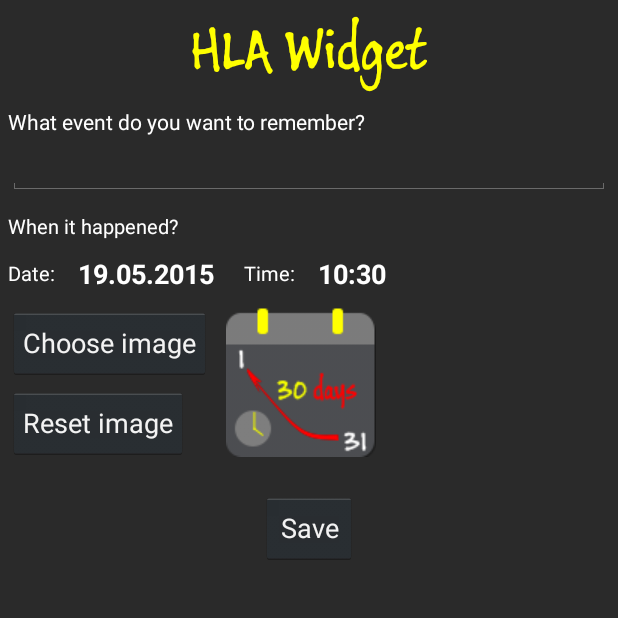
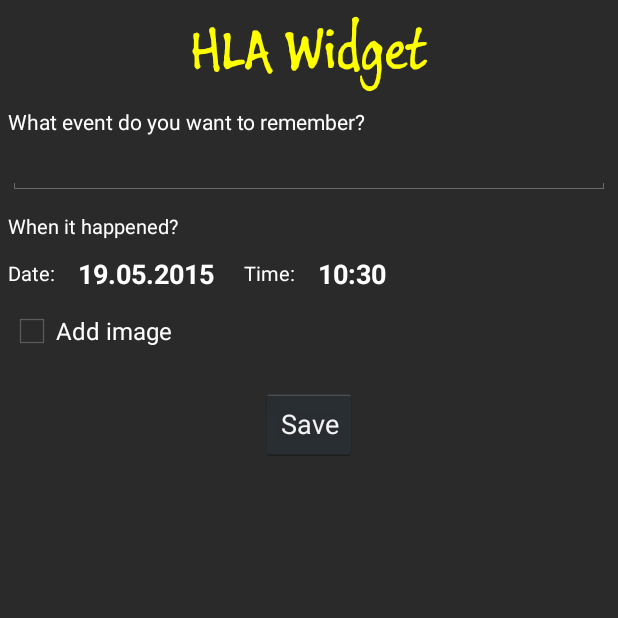
Before and after one commit to aminought/HowLongAgoWidget, an Android app: the HLAWidgetConfigureActivity screen opened directly, with no data from a screen before it, on a phone screen of 412 x 824 dp, the top half of it. Run offline under Robolectric (Android 15) with nearby library versions, the phone set to English and light mode, and no system bars; our stand-ins replace AdMob; 3 statements that could not run were skipped.

Commit message:
Added enabling/disabling of image

```diff
--- a/app/build.gradle
+++ b/app/build.gradle
@@ -8,7 +8,7 @@ android {
         applicationId "com.aminought.hlawidget"
         minSdkVersion 14
         targetSdkVersion 21
-        versionCode 2
+        versionCode 3
         versionName "1.0.2"
     }
     buildTypes {
--- a/app/src/main/java/com/aminought/hlawidget/Database.java
+++ b/app/src/main/java/com/aminought/hlawidget/Database.java
@@ -14,6 +14,7 @@ public class Database {
         ed.putString("event" + id, event.text);
         ed.putString("datetime" + id, event.datetime);
         ed.putString("image" + id, event.image);
+        ed.putBoolean("isAddImage" + id, event.isAddImage);
         ed.apply();
     }
 
@@ -21,7 +22,8 @@ public class Database {
         sPref = context.getSharedPreferences(FILENAME, Context.MODE_PRIVATE);
         return new Event(sPref.getString("event" + id, ""),
                          sPref.getString("datetime" + id, ""),
-                         sPref.getString("image" + id, ""));
+                         sPref.getString("image" + id, ""),
+                         sPref.getBoolean("isAddImage" + id, false));
     }
 
     public void deleteEvent(Context context, int id) {
@@ -30,6 +32,7 @@ public class Database {
         ed.remove("event" + id);
         ed.remove("datetime" + id);
         ed.remove("image" + id);
+        ed.remove("isAddImage" + id);
         ed.apply();
     }
 }
--- a/app/src/main/java/com/aminought/hlawidget/Event.java
+++ b/app/src/main/java/com/aminought/hlawidget/Event.java
@@ -7,18 +7,21 @@ public class Event {
     public String text;
     public String datetime;
     public String image;
+    boolean isAddImage;
 
     public Event() {
         this.text = "";
         Date now_date = new Date();
         SimpleDateFormat format = new SimpleDateFormat("yyyy-MM-dd HH:mm");
         this.datetime = format.format(now_date);
+        this.isAddImage = false;
         this.image = "";
     }
 
-    public Event(String text, String datetime, String image) {
+    public Event(String text, String datetime, String image, boolean isAddImage) {
         this.text = text;
         this.datetime = datetime;
         this.image = image;
+        this.isAddImage = isAddImage;
     }
 }
--- a/app/src/main/java/com/aminought/hlawidget/HLAWidgetConfigureActivity.java
+++ b/app/src/main/java/com/aminought/hlawidget/HLAWidgetConfigureActivity.java
@@ -13,8 +13,10 @@ import android.support.v4.app.DialogFragment;
 import android.support.v4.app.FragmentActivity;
 import android.view.View;
 import android.widget.Button;
+import android.widget.CheckBox;
 import android.widget.EditText;
 import android.widget.ImageView;
+import android.widget.LinearLayout;
 import android.widget.TextView;
 
 import com.aminought.analytics.GoogleAnalyticsApp;
@@ -40,6 +42,8 @@ public class HLAWidgetConfigureActivity extends FragmentActivity implements View
     private ImageView configImageView;
     private TextView showDatePickerButton;
     private TextView showTimePickerButton;
+    private CheckBox addImageCheckBox;
+    LinearLayout showImagePickerLinearLayout;
 
     private final int PICK_IMAGE = 1;
 
@@ -105,6 +109,13 @@ public class HLAWidgetConfigureActivity extends FragmentActivity implements View
 
         Button resetImageButton = (Button) findViewById(R.id.resetImageButton);
         resetImageButton.setOnClickListener(this);
+
+        addImageCheckBox = (CheckBox) findViewById(R.id.addImage);
+        addImageCheckBox.setOnClickListener(this);
+        showImagePickerLinearLayout = (LinearLayout)
+                findViewById(R.id.showImagePickerLinearLayout);
+        addImageCheckBox.setChecked(event.isAddImage);
+        showImagePicker();
 
         // Set image
         configImageView = (ImageView) findViewById(R.id.configImageView);
@@ -176,6 +187,7 @@ public class HLAWidgetConfigureActivity extends FragmentActivity implements View
                         dateArgs.getInt("day") + " " +
                         timeArgs.getInt("hour") + ":" +
                         timeArgs.getInt("minute");
+                event.isAddImage = addImageCheckBox.isChecked();
                 database.saveEvent(context, event, mAppWidgetId);
 
                 // It is the responsibility of the configuration activity to update the app widget
@@ -201,6 +213,17 @@ public class HLAWidgetConfigureActivity extends FragmentActivity implements View
             case R.id.resetImageButton:
                 resetImage();
                 break;
+            case R.id.addImage:
+                showImagePicker();
+                break;
+        }
+    }
+
+    private void showImagePicker() {
+        if(addImageCheckBox.isChecked()) {
+            showImagePickerLinearLayout.setVisibility(View.VISIBLE);
+        } else {
+            showImagePickerLinearLayout.setVisibility(View.GONE);
         }
     }
 
@@ -249,6 +272,7 @@ public class HLAWidgetConfigureActivity extends FragmentActivity implements View
         outState.putInt("minute", timeArgs.getInt("minute"));
         outState.putString("dateString", showDatePickerButton.getText().toString());
         outState.putString("timeString", showTimePickerButton.getText().toString());
+        outState.putBoolean("addImageCheckBox", addImageCheckBox.isChecked());
     }
 
     @Override
@@ -265,6 +289,8 @@ public class HLAWidgetConfigureActivity extends FragmentActivity implements View
         timeFragment.setArguments(timeArgs);
         showDatePickerButton.setText(savedInstanceState.getString("dateString"));
         showTimePickerButton.setText(savedInstanceState.getString("timeString"));
+        addImageCheckBox.setChecked(savedInstanceState.getBoolean("addImageCheckBox"));
+        showImagePicker();
     }
 
     @Override
--- a/app/src/main/res/layout/hlawidget_configure.xml
+++ b/app/src/main/res/layout/hlawidget_configure.xml
@@ -116,11 +116,19 @@
                     android:paddingLeft="15dp" />
             </LinearLayout>
 
+            <CheckBox
+                android:layout_width="wrap_content"
+                android:layout_height="wrap_content"
+                android:text="@string/addImage"
+                android:layout_marginTop="10dp"
+                android:id="@+id/addImage"/>
 
             <LinearLayout
                 android:orientation="horizontal"
                 android:layout_width="fill_parent"
                 android:layout_height="fill_parent"
+                android:id="@+id/showImagePickerLinearLayout"
+                android:visibility="gone"
                 android:layout_marginTop="10dp">
 
                 <LinearLayout
@@ -134,8 +142,10 @@
                         android:text="@string/choose_image"
                         android:padding="10dp"
                         android:id="@+id/chooseImageButton" />
-                    <!--android:background="@color/button_material_dark"-->
-                    <!--android:textColor="#ffff00"-->
+
+                    <LinearLayout
+                        android:layout_width="wrap_content"
+                        android:layout_height="wrap_content">
 
                         <Button
                             android:layout_width="wrap_content"
@@ -144,8 +154,9 @@
                             android:padding="10dp"
                             android:layout_marginTop="5dp"
                             android:id="@+id/resetImageButton" />
-                    <!--android:background="@color/button_material_dark"-->
-                    <!--android:textColor="#ffff00"-->
+
+                    </LinearLayout>
+
                 </LinearLayout>
 
                 <ImageView
@@ -170,5 +181,4 @@
 
         </LinearLayout>
     </ScrollView>
-
 </RelativeLayout>
--- a/app/src/main/res/values/strings.xml
+++ b/app/src/main/res/values/strings.xml
@@ -11,6 +11,7 @@
     <string name="save">Save</string>
     <string name="choose_image">Choose image</string>
     <string name="resetImage">Reset image</string>
+    <string name="addImage">Add image</string>
     <string name="title_activity_hla">How long (ago)?</string>
     <string name="first_date">First date:</string>
     <string name="second_date">Second date:</string>
```
Also changed, not shown: app/src/main/java/com/aminought/hlawidget/HLAWidget.java (+10 -4 lines), app/src/main/res/layout/hlawidget.xml (+18 -16 lines), 1 other file. Lines whose indentation alone changed are shown as unchanged.
